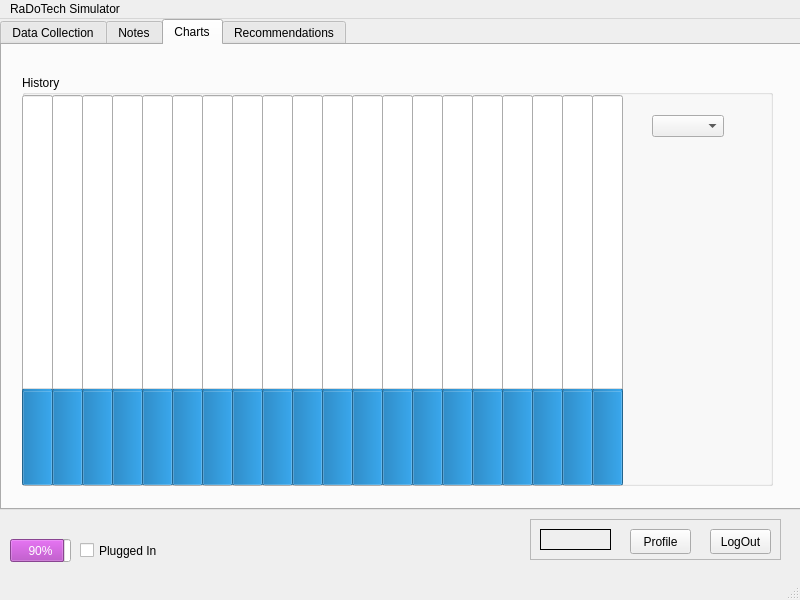
Qt form mainwindow.ui (Matt-desousa/COMP3004-FinalProject) before a commit.
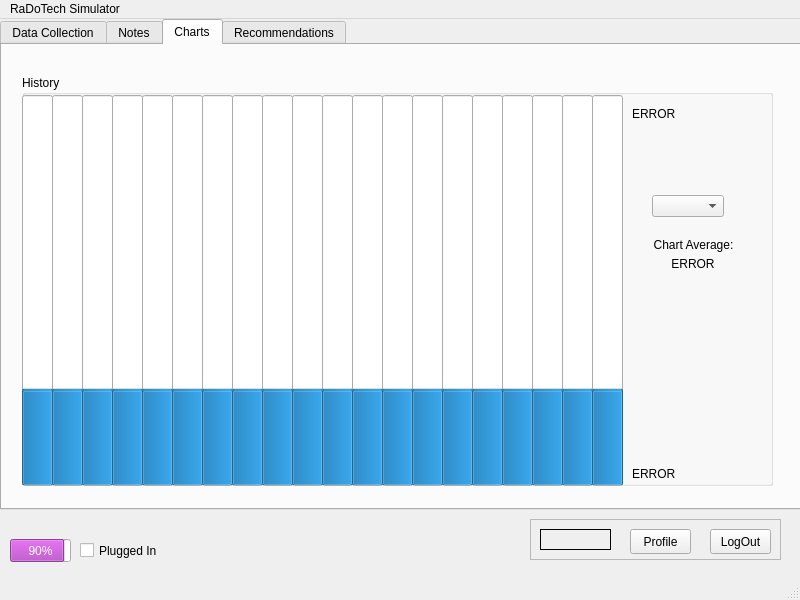
The same form after that commit. The open tabs and pages were chosen to show the change.

Commit message: reworked chart to show more info

```diff
--- a/mainwindow.ui
+++ b/mainwindow.ui
@@ -1379,7 +1379,7 @@
        <property name="geometry">
         <rect>
          <x>630</x>
-         <y>40</y>
+         <y>120</y>
          <width>86</width>
          <height>25</height>
         </rect>
@@ -1391,6 +1391,64 @@
         <enum>QComboBox::AdjustToContents</enum>
        </property>
       </widget>
+      <widget class="QLabel" name="label_max">
+       <property name="geometry">
+        <rect>
+         <x>610</x>
+         <y>30</y>
+         <width>62</width>
+         <height>17</height>
+        </rect>
+       </property>
+       <property name="text">
+        <string>ERROR</string>
+       </property>
+      </widget>
+      <widget class="QLabel" name="label_min">
+       <property name="geometry">
+        <rect>
+         <x>610</x>
+         <y>390</y>
+         <width>62</width>
+         <height>17</height>
+        </rect>
+       </property>
+       <property name="text">
+        <string>ERROR</string>
+       </property>
+      </widget>
+      <widget class="QLabel" name="label_avg">
+       <property name="geometry">
+        <rect>
+         <x>640</x>
+         <y>180</y>
+         <width>62</width>
+         <height>17</height>
+        </rect>
+       </property>
+       <property name="text">
+        <string>ERROR</string>
+       </property>
+       <property name="alignment">
+        <set>Qt::AlignCenter</set>
+       </property>
+      </widget>
+      <widget class="QLabel" name="label_avg_2">
+       <property name="geometry">
+        <rect>
+         <x>621</x>
+         <y>160</y>
+         <width>101</width>
+         <height>20</height>
+        </rect>
+       </property>
+       <property name="text">
+        <string>Chart Average:</string>
+       </property>
+       <property name="alignment">
+        <set>Qt::AlignCenter</set>
+       </property>
+      </widget>
      </widget>
     </widget>
     <widget class="QWidget" name="tab_5">
```
Left out of the diff: 8 changed lines with no effect on the pictures. The commit also changes 5 other files.
